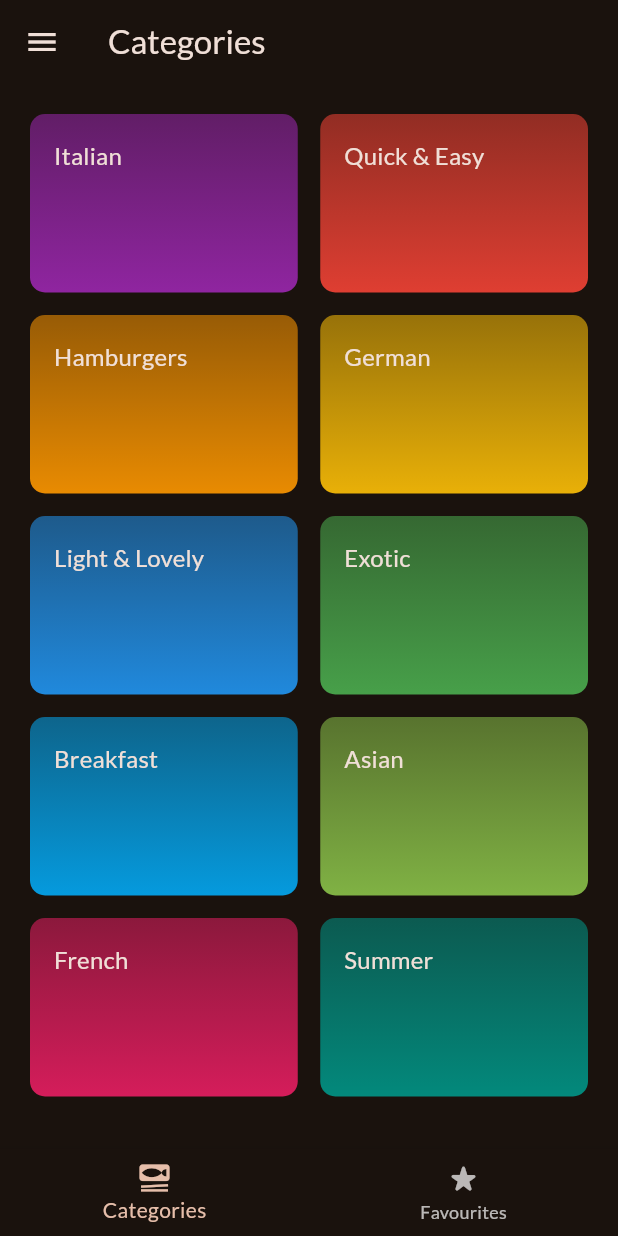
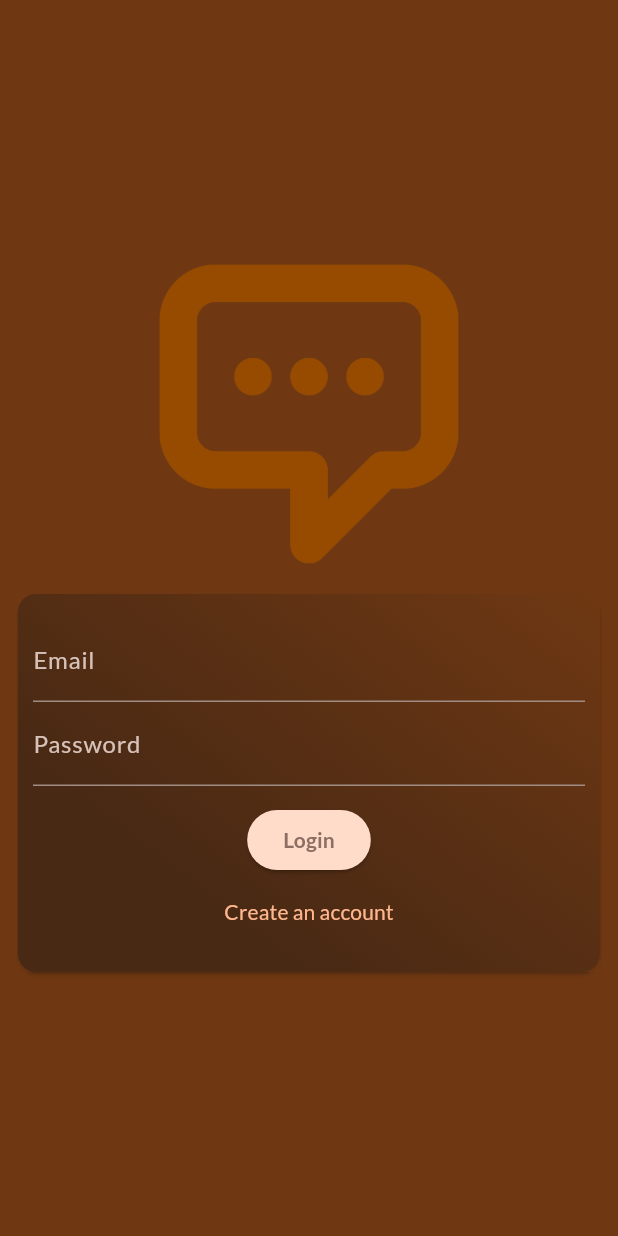
Before and after one commit to Sufi8959/Meals-App, a Flutter app: the screen it shows after launch, on a phone screen of 412 x 824 dp. Run offline on Flutter 3.47's test engine with Material 3 defaults, Android fonts, the phone set to English and light mode, and no system bars; our stand-ins replace cloud_firestore, firebase_auth, firebase_core, firebase_storage, flutter_riverpod, google_fonts and 2 more; accounts and stored records are empty.

Commit message:
2nd commit

```diff
--- /dev/null
+++ b/meals_app/lib/Auth/auth.dart
@@ -0,0 +1,288 @@
+// ignore_for_file: use_build_context_synchronously
+import 'dart:io';
+import 'package:cloud_firestore/cloud_firestore.dart';
+import 'package:firebase_auth/firebase_auth.dart';
+import 'package:firebase_storage/firebase_storage.dart';
+import 'package:flutter/material.dart';
+import 'package:meals_app/screens/tabs.dart';
+import 'package:meals_app/widgets/image_picker.dart';
+
+final _firebase = FirebaseAuth.instance;
+
+class AuthScreen extends StatefulWidget {
+  const AuthScreen({super.key});
+
+  @override
+  State<AuthScreen> createState() => _AuthScreenState();
+}
+
+class _AuthScreenState extends State<AuthScreen> {
+  File? selectedImage;
+  final _formKey = GlobalKey<FormState>();
+  var _isLogin = true;
+  var _enteredEmail = '';
+  var _enteredPassword = '';
+  var _enteredUsername = '';
+  bool isAuthenticating = false;
+  void _submit() async {
+    var isValid = _formKey.currentState!.validate();
+
+    if (!isValid || !_isLogin && selectedImage == null) {
+      return;
+    }
+
+    _formKey.currentState!.save();
+    try {
+      setState(() {
+        isAuthenticating = true;
+      });
+      if (_isLogin) {
+        final userCredentials =
+            await Future.delayed(const Duration(milliseconds: 700), () {
+          _firebase.signInWithEmailAndPassword(
+              email: _enteredEmail, password: _enteredPassword);
+        });
+        Navigator.pushReplacement(context, _createRoute());
+        // ignore: avoid_print
+        print(userCredentials);
+      } else {
+        final userCredentials = await _firebase.createUserWithEmailAndPassword(
+            email: _enteredEmail, password: _enteredPassword);
+        final storedImage = FirebaseStorage.instance
+            .ref()
+            .child('user_images')
+            .child('${userCredentials.user!.uid}.jpg');
+        await storedImage.putFile(selectedImage!);
+        final imageUrl = await storedImage.getDownloadURL();
+        //  print(imageUrl);
+        // ignore: avoid_print
+        print(userCredentials);
+        FirebaseFirestore.instance
+            .collection('users')
+            .doc(userCredentials.user!.uid)
+            .set({
+          'Username': _enteredUsername,
+          'email': _enteredEmail,
+          'imageUrl': imageUrl
+        });
+      }
+    } on FirebaseAuthException catch (e) {
+      if (e.code == 'email-already-in-use') {
+        ScaffoldMessenger.of(context).clearSnackBars();
+        ScaffoldMessenger.of(context).showSnackBar(
+          SnackBar(
+            content: Text(
+              e.message.toString(),
+            ),
+          ),
+        );
+      } else if (e.code == 'invalid-email') {
+        ScaffoldMessenger.of(context).clearSnackBars();
+        ScaffoldMessenger.of(context).showSnackBar(
+          SnackBar(
+            content: Text(
+              e.message.toString(),
+            ),
+          ),
+        );
+      }
+      setState(() {
+        isAuthenticating = false;
+      });
+    }
+  }
+
+  PageRouteBuilder _createRoute() {
+    return PageRouteBuilder(
+      transitionDuration: const Duration(milliseconds: 500),
+      pageBuilder: (context, animation, secondaryAnimation) =>
+          const TabsScreen(),
+      transitionsBuilder: (context, animation, secondaryAnimation, child) {
+        const begin = Offset(1.0, 0.0);
+        const end = Offset.zero;
+        const curve = Curves.easeInOutQuart;
+
+        var tween =
+            Tween(begin: begin, end: end).chain(CurveTween(curve: curve));
+
+        var offsetAnimation = animation.drive(tween);
+
+        return SlideTransition(position: offsetAnimation, child: child);
+      },
+    );
+  }
+
+  @override
+  Widget build(BuildContext context) {
+    return Scaffold(
+      backgroundColor: Theme.of(context).colorScheme.primaryContainer,
+      body: SafeArea(
+        child: Center(
+          child: SingleChildScrollView(
+            child: Column(
+              mainAxisAlignment: MainAxisAlignment.center,
+              children: [
+                // ignore: avoid_unnecessary_containers
+                Container(
+                  width: 200,
+                  margin: const EdgeInsets.only(
+                    bottom: 20,
+                    left: 30,
+                    right: 30,
+                  ),
+                  child: Image.asset(
+                    'assets/images/message.png',
+                  ),
+                ),
+                Card(
+                  elevation: 1,
+                  //  color: Theme.of(context).colorScheme.primary.withOpacity(0.8),
+                  margin: const EdgeInsets.symmetric(horizontal: 12),
+                  child: Container(
+                    decoration: BoxDecoration(
+                        gradient: LinearGradient(
+                            begin: Alignment.topRight,
+                            end: Alignment.bottomCenter,
+                            colors: [
+                          Theme.of(context).colorScheme.primaryContainer,
+                          Theme.of(context)
+                              .colorScheme
+                              .primaryContainer
+                              .withOpacity(0.5),
+                        ])),
+                    child: SingleChildScrollView(
+                      child: Padding(
+                        padding: const EdgeInsets.symmetric(
+                            horizontal: 10, vertical: 16),
+                        child: Form(
+                            key: _formKey,
+                            child: Column(
+                              mainAxisSize: MainAxisSize.min,
+                              children: [
+                                if (!_isLogin)
+                                  ImagePickerWidget(
+                                    onPickedImage: (pickedImage) {
+                                      selectedImage = pickedImage;
+                                    },
+                                  ),
+                                TextFormField(
+                                  style: Theme.of(context)
+                                      .textTheme
+                                      .bodyLarge!
+                                      .copyWith(color: Colors.brown.shade100),
+                                  keyboardType: TextInputType.emailAddress,
+                                  decoration: const InputDecoration(
+                                      labelText: 'Email',
+                                      labelStyle: TextStyle(
+                                          fontWeight: FontWeight.w500)),
+                                  autocorrect: false,
+                                  textCapitalization: TextCapitalization.none,
+                                  validator: (value) {
+                                    if (value == null ||
+                                        value.trim().isEmpty ||
+                                        !value.contains('@') ||
+                                        value.trim().length < 6) {
+                                      return 'email is invalid';
+                                    }
+                                    return null;
+                                  },
+                                  onSaved: (newValue) {
+                                    _enteredEmail = newValue!;
+                                  },
+                                ),
+                                if (!_isLogin)
+                                  TextFormField(
+                                    style: Theme.of(context)
+                                        .textTheme
+                                        .bodyLarge!
+                                        .copyWith(color: Colors.brown.shade100),
+                                    enableSuggestions: false,
+                                    //  keyboardType: TextInputType.name,
+                                    decoration: const InputDecoration(
+                                        labelText: 'Username',
+                                        labelStyle: TextStyle(
+                                            fontWeight: FontWeight.w500)),
+                                    autocorrect: false,
+                                    textCapitalization: TextCapitalization.none,
+                                    validator: (value) {
+                                      if (value == null ||
+                                          value.trim().isEmpty ||
+                                          value.trim().length < 4) {
+                                        return 'username should be more than 4 characters';
+                                      }
+                                      return null;
+                                    },
+                                    onSaved: (newValue) {
+                                      _enteredUsername = newValue!;
+                                    },
+                                  ),
+                                TextFormField(
+                                  style: Theme.of(context)
+                                      .textTheme
+                                      .bodyLarge!
+                                      .copyWith(color: Colors.brown.shade100),
+                                  obscureText: true,
+                                  decoration: const InputDecoration(
+                                      labelText: 'Password',
+                                      labelStyle: TextStyle(
+                                          fontWeight: FontWeight.w500)),
+                                  validator: (value) {
+                                    if (value == null ||
+                                        value.trim().length < 6) {
+                                      return 'password must be 6 characters or long';
+                                    }
+                                    return null;
+                                  },
+                                  onSaved: (newValue) {
+                                    _enteredPassword = newValue!;
+                                  },
+                                ),
+                                const SizedBox(
+                                  height: 12,
+                                ),
+                                ElevatedButton(
+                                    style: ElevatedButton.styleFrom(
+                                        backgroundColor: Theme.of(context)
+                                            .colorScheme
+                                            .onPrimaryContainer),
+                                    onPressed: _submit,
+                                    child: !isAuthenticating
+                                        ? Text(
+                                            _isLogin ? 'Login' : 'Signup',
+                                            style: TextStyle(
+                                                color: Colors.brown.shade400,
+                                                fontWeight: FontWeight.bold),
+                                          )
+                                        : Container(
+                                            width: 20,
+                                            height: 20,
+                                            decoration: const BoxDecoration(
+                                                shape: BoxShape.circle),
+                                            child:
+                                                const CircularProgressIndicator())),
+                                TextButton(
+                                  onPressed: () {
+                                    setState(() {
+                                      _isLogin = !_isLogin;
+                                    });
+                                  },
+                                  child: Text(
+                                    _isLogin
+                                        ? 'Create an account'
+                                        : 'Already have an account',
+                                  ),
+                                )
+                              ],
+                            )),
+                      ),
+                    ),
+                  ),
+                )
+              ],
+            ),
+          ),
+        ),
+      ),
+    );
+  }
+}
--- a/meals_app/lib/data/dummy_data.dart
+++ b/meals_app/lib/data/dummy_data.dart
@@ -1,5 +1,4 @@
 import 'package:flutter/material.dart';
-
 import 'package:meals_app/models/category.dart';
 import 'package:meals_app/models/meal.dart';
 
--- a/meals_app/lib/main.dart
+++ b/meals_app/lib/main.dart
@@ -1,6 +1,11 @@
+import 'package:firebase_auth/firebase_auth.dart';
+import 'package:firebase_core/firebase_core.dart';
 import 'package:flutter/material.dart';
 import 'package:google_fonts/google_fonts.dart';
 import 'package:flutter_riverpod/flutter_riverpod.dart';
+import 'package:meals_app/Auth/auth.dart';
+import 'package:meals_app/firebase_options.dart';
+import 'package:meals_app/screens/splash.dart';
 import 'package:meals_app/screens/tabs.dart';
 
 final theme = ThemeData(
@@ -12,7 +17,9 @@ final theme = ThemeData(
   textTheme: GoogleFonts.latoTextTheme(),
 );
 
-void main() {
+void main() async {
+  WidgetsFlutterBinding.ensureInitialized();
+  await Firebase.initializeApp(options: DefaultFirebaseOptions.currentPlatform);
   runApp(
     const ProviderScope(
       child: App(),
@@ -28,7 +35,18 @@ class App extends StatelessWidget {
     return MaterialApp(
       debugShowCheckedModeBanner: false,
       theme: theme,
-      home: const TabsScreen(),
+      home: StreamBuilder(
+        stream: FirebaseAuth.instance.authStateChanges(),
+        builder: (context, snapshot) {
+          if (snapshot.connectionState == ConnectionState.waiting) {
+            return const SplashScreen();
+          }
+          if (snapshot.hasData) {
+            return const TabsScreen();
+          }
+          return const AuthScreen();
+        },
+      ),
     );
   }
 }
--- a/meals_app/lib/widgets/categories_item.dart
+++ b/meals_app/lib/widgets/categories_item.dart
@@ -14,7 +14,7 @@ class CategoryGridItem extends StatelessWidget {
       splashColor: Theme.of(context).primaryColor,
       borderRadius: BorderRadius.circular(20),
       child: Container(
-        padding: const EdgeInsets.all(16),
+        padding: const EdgeInsets.all(14),
         decoration: BoxDecoration(
           borderRadius: BorderRadius.circular(10),
           gradient: LinearGradient(
@@ -30,6 +30,7 @@ class CategoryGridItem extends StatelessWidget {
           category.title,
           style: Theme.of(context).textTheme.titleMedium!.copyWith(
                 color: Theme.of(context).colorScheme.onBackground,
+                fontWeight: FontWeight.bold,
               ),
         ),
       ),
```
Also changed, not shown: meals_app/lib/screens/splash.dart (added, +14 -0 lines), meals_app/lib/screens/tabs.dart (+39 -1 lines), meals_app/lib/widgets/image_picker.dart (added, +51 -0 lines), meals_app/pubspec.yaml (+12 -8 lines), meals_app/assets/images/chat.png (added), meals_app/assets/images/image.jpg (added), meals_app/assets/images/message.png (added), meals_app/lib/firebase_options.dart (added), meals_app/pubspec.lock, 9 other files.
